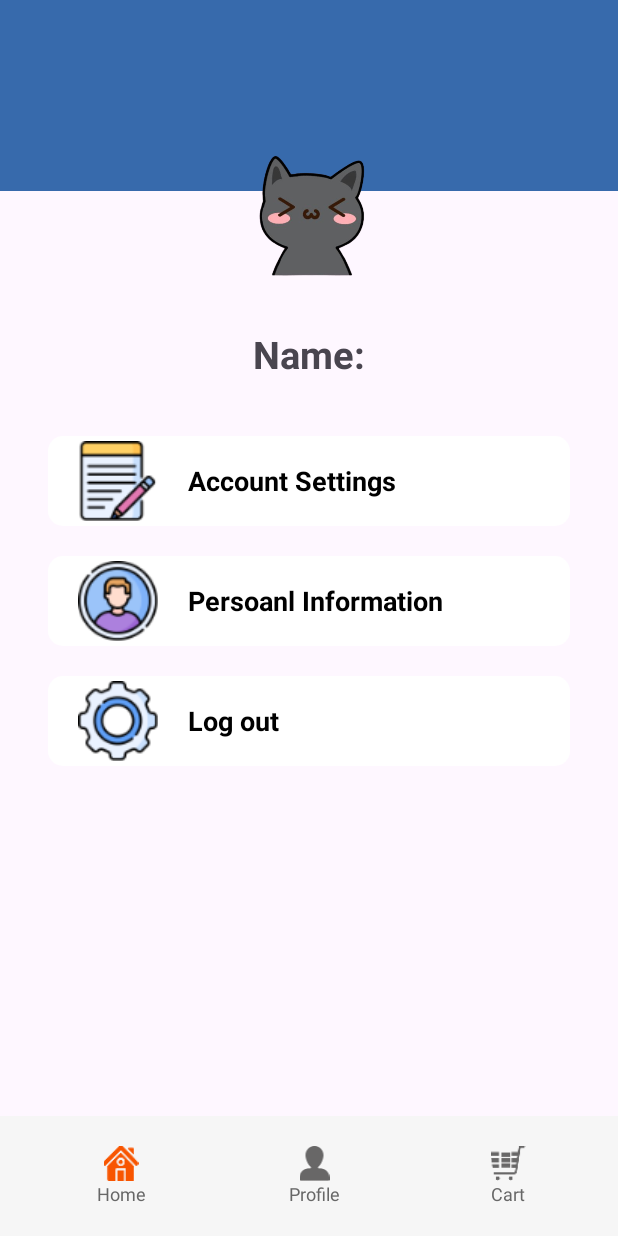
After one commit to a01685958283/PRM392-G4, an Android app: the ProfileActivity screen opened directly, with no data from a screen before it, on a phone screen of 412 x 824 dp. The commit adds this screen. Run offline under Robolectric (Android 15) with nearby library versions, the phone set to English and light mode, and no system bars; 3 statements that could not run were skipped.

Commit message:
add user profile

```diff
--- a/app/src/main/AndroidManifest.xml
+++ b/app/src/main/AndroidManifest.xml
@@ -13,6 +13,9 @@
         android:theme="@style/Theme.TeamPRM392"
         tools:targetApi="31">
         <activity
+            android:name="com.example.Active.ProfileActivity"
+            android:exported="false" />
+        <activity
             android:name="com.example.Active.ShowDetailActivity"
             android:exported="false" />
         <activity
@@ -27,7 +30,6 @@
         <activity
             android:name="com.example.Active.MainActivity"
             android:exported="false" />
-
         <activity
             android:name="com.example.Active.CartActivity"
             android:exported="false" />
--- a/app/src/main/java/com/example/Active/DatabaseHelper.java
+++ b/app/src/main/java/com/example/Active/DatabaseHelper.java
@@ -7,6 +7,8 @@ import android.database.sqlite.SQLiteDatabase;
 import android.database.sqlite.SQLiteOpenHelper;
 
 import androidx.annotation.Nullable;
+
+import com.example.model.User;
 
 public class DatabaseHelper extends SQLiteOpenHelper {
 
@@ -43,11 +45,35 @@ public class DatabaseHelper extends SQLiteOpenHelper {
     public Boolean checkPhone(String phone){
         SQLiteDatabase MyDatabase = this.getWritableDatabase();
         Cursor cursor = MyDatabase.rawQuery("Select * from users where phone = ?", new String[]{phone});
+
         if(cursor.getCount() > 0) {
             return true;
         }else {
             return false;
         }
+    }
+
+    //get user by phoneNumber
+    public User getUserByPhone(String phone) {
+        User user = new User();
+        SQLiteDatabase MyDatabase = this.getWritableDatabase();
+        Cursor cursor = MyDatabase.rawQuery("Select * from users where phone = ?", new String[]{phone});
+
+        if (cursor != null) {
+            if (cursor.moveToFirst()) {
+                do {
+                    String phoneNumber = cursor.getString(cursor.getColumnIndex("phone"));
+
+                    user.setPhoneNumber(phoneNumber);
+
+
+                    // Xử lý dữ liệu theo ý muốn
+                } while (cursor.moveToNext()); // Di chuyển tới dòng tiếp theo (nếu có)
+            }
+            cursor.close();
+        }
+
+        return user;
     }
 
     public Boolean checkPhonePassword(String phone, String password){
--- a/app/src/main/java/com/example/Active/LoginActivity.java
+++ b/app/src/main/java/com/example/Active/LoginActivity.java
@@ -7,6 +7,8 @@ import android.os.Bundle;
 import android.view.View;
 import android.widget.Toast;
 
+import com.example.model.User;
+import com.example.model.UserManager;
 import com.example.teamprm392.databinding.ActivityLoginBinding;
 
 public class LoginActivity extends AppCompatActivity {
@@ -44,6 +46,14 @@ public class LoginActivity extends AppCompatActivity {
                         Toast.makeText(LoginActivity.this, "Login Successfully!", Toast.LENGTH_SHORT).show();
                         Intent intent  = new Intent(getApplicationContext(), IntroActivity.class);
                         startActivity(intent);
+
+                        //set user
+                        User user = databaseHelper.getUserByPhone(phone);
+                        UserManager userManager = new UserManager();
+                        userManager.setUser(user);
+
+
+
                     }else{
                         Toast.makeText(LoginActivity.this, "Invalid Credentials", Toast.LENGTH_SHORT).show();
                     }
--- a/app/src/main/java/com/example/Active/MainActivity.java
+++ b/app/src/main/java/com/example/Active/MainActivity.java
@@ -34,11 +34,19 @@ private RecyclerView recyclerViewCategoryList,recyclerViewPopularlist;
     private void bottomNavigation(){
         LinearLayout homeBtn=findViewById(R.id.homeBtn);
         LinearLayout cartBtn=findViewById(R.id.cartBtn);
+        LinearLayout profileBtn=findViewById(R.id.profileBtn);
 
         homeBtn.setOnClickListener(new View.OnClickListener() {
             @Override
             public void onClick(View v) {
                 startActivity(new Intent(MainActivity.this,MainActivity.class));
+            }
+        });
+
+        profileBtn.setOnClickListener(new View.OnClickListener() {
+            @Override
+            public void onClick(View v) {
+                startActivity(new Intent(MainActivity.this, ProfileActivity.class));
             }
         });
 
@@ -49,6 +57,7 @@ private RecyclerView recyclerViewCategoryList,recyclerViewPopularlist;
             }
         });
     }
+
     private void recyclerViewPopular() {
         LinearLayoutManager linerLayoutManager = new LinearLayoutManager(this,
                 LinearLayoutManager.HORIZONTAL, false);
--- /dev/null
+++ b/app/src/main/java/com/example/Active/ProfileActivity.java
@@ -0,0 +1,75 @@
+package com.example.Active;
+
+import androidx.appcompat.app.AppCompatActivity;
+
+import android.content.Intent;
+import android.os.Bundle;
+import android.view.View;
+import android.widget.LinearLayout;
+import android.widget.TextView;
+
+import com.example.model.User;
+import com.example.model.UserManager;
+import com.example.teamprm392.R;
+
+public class ProfileActivity extends AppCompatActivity {
+
+    DatabaseHelper databaseHelper;
+
+    //set text view
+    TextView phoneNumber;
+    TextView name;
+    TextView address;
+
+    TextView btn_logout;
+
+    private void bottomNavigation(){
+        LinearLayout homeBtn=findViewById(R.id.homeBtn);
+        LinearLayout cartBtn=findViewById(R.id.cartBtn);
+//        LinearLayout profileBtn=findViewById(R.id.profileBtn);
+
+        homeBtn.setOnClickListener(new View.OnClickListener() {
+            @Override
+            public void onClick(View v) {
+                startActivity(new Intent(ProfileActivity.this, MainActivity.class));
+            }
+        });
+
+        cartBtn.setOnClickListener(new View.OnClickListener() {
+            @Override
+            public void onClick(View v) {
+                startActivity(new Intent(ProfileActivity.this, CartActivity.class));
+            }
+        });
+    }
+
+    @Override
+    protected void onCreate(Bundle savedInstanceState) {
+        super.onCreate(savedInstanceState);
+        setContentView(R.layout.activity_profile);
+
+        bottomNavigation();
+
+        //get and show user detail
+        phoneNumber = findViewById(R.id.phone);
+        name = findViewById(R.id.name);
+        address = findViewById(R.id.address);
+        btn_logout = findViewById(R.id.btn_logout);
+
+        UserManager userManager = new UserManager();
+
+        User user = userManager.getUser();
+
+        phoneNumber.setText("Phone number: "+user.getPhoneNumber());
+        name.setText("Name: "+user.getName());
+        address.setText("Address: "+user.getAddress());
+
+        btn_logout.setOnClickListener(new View.OnClickListener() {
+            @Override
+            public void onClick(View v) {
+                userManager.logout();
+                startActivity(new Intent(ProfileActivity.this, LoginActivity.class));
+            }
+        });
+    }
+}
--- /dev/null
+++ b/app/src/main/java/com/example/model/User.java
@@ -0,0 +1,63 @@
+package com.example.model;
+
+public class User {
+    private String phoneNumber;
+
+    private String address;
+
+    private String name;
+
+    private String password;
+
+    public User() {
+    }
+
+    public User(String phoneNumber, String address, String name, String password) {
+        this.phoneNumber = phoneNumber;
+        this.address = address;
+        this.name = name;
+        this.password = password;
+    }
+
+    public String getPhoneNumber() {
+        return phoneNumber;
+    }
+
+    public void setPhoneNumber(String phoneNumber) {
+        this.phoneNumber = phoneNumber;
+    }
+
+    public String getAddress() {
+        return address;
+    }
+
+    public void setAddress(String address) {
+        this.address = address;
+    }
+
+    public String getName() {
+        return name;
+    }
+
+    public void setName(String name) {
+        this.name = name;
+    }
+
+    public String getPassword() {
+        return password;
+    }
+
+    public void setPassword(String password) {
+        this.password = password;
+    }
+
+    @Override
+    public String toString() {
+        return "User{" +
+                "phoneNumber='" + phoneNumber + '\'' +
+                ", address='" + address + '\'' +
+                ", name='" + name + '\'' +
+                ", password='" + password + '\'' +
+                '}';
+    }
+}
--- /dev/null
+++ b/app/src/main/java/com/example/model/UserManager.java
@@ -0,0 +1,18 @@
+package com.example.model;
+
+public class UserManager {
+    private static User currentUser;
+
+    public static void setUser(User user) {
+        currentUser = user;
+    }
+
+    public static User getUser() {
+        return currentUser;
+    }
+
+    public static void logout(){
+        currentUser = null;
+    }
+
+}
--- /dev/null
+++ b/app/src/main/res/drawable/btn_background_1.xml
@@ -0,0 +1,9 @@
+<?xml version="1.0" encoding="utf-8"?>
+<selector xmlns:android="http://schemas.android.com/apk/res/android">
+<item>
+    <shape android:shape="rectangle">
+        <solid android:color="#ffffff"/>
+        <corners android:radius="10dp"/>
+    </shape>
+</item>
+</selector>
--- /dev/null
+++ b/app/src/main/res/drawable/profile_back.xml
@@ -0,0 +1,8 @@
+<?xml version="1.0" encoding="utf-8"?>
+<selector xmlns:android="http://schemas.android.com/apk/res/android">
+    <item>
+        <shape android:shape="rectangle">
+            <solid android:color="#376AAC"/>
+        </shape>
+    </item>
+</selector>
--- a/app/src/main/res/layout/activity_main.xml
+++ b/app/src/main/res/layout/activity_main.xml
@@ -266,6 +266,7 @@
                 </LinearLayout>
 
                 <LinearLayout
+                    android:id="@+id/profileBtn"
                     android:layout_width="0dp"
                     android:layout_height="match_parent"
                     android:layout_weight="0.2"
--- /dev/null
+++ b/app/src/main/res/layout/activity_profile.xml
@@ -0,0 +1,284 @@
+<?xml version="1.0" encoding="utf-8"?>
+<androidx.constraintlayout.widget.ConstraintLayout xmlns:android="http://schemas.android.com/apk/res/android"
+    xmlns:app="http://schemas.android.com/apk/res-auto"
+    xmlns:tools="http://schemas.android.com/tools"
+    android:layout_width="match_parent"
+    android:layout_height="match_parent"
+    tools:context="com.example.Active.ProfileActivity">
+
+    <!--    <TextView-->
+    <!--        android:id="@+id/address"-->
+    <!--        android:layout_width="wrap_content"-->
+    <!--        android:layout_height="wrap_content"-->
+    <!--        android:layout_marginStart="36dp"-->
+    <!--        android:layout_marginTop="148dp"-->
+    <!--        android:background="@drawable/blue_background"-->
+    <!--        android:text="TextView"-->
+    <!--        app:layout_constraintBottom_toBottomOf="@+id/imageView7"-->
+    <!--        app:layout_constraintStart_toStartOf="parent"-->
+    <!--        app:layout_constraintTop_toBottomOf="@+id/name"-->
+    <!--        app:layout_constraintVertical_bias="0.195" />-->
+
+    <!--    <TextView-->
+    <!--        android:id="@+id/name"-->
+    <!--        android:layout_width="wrap_content"-->
+    <!--        android:layout_height="wrap_content"-->
+    <!--        android:layout_marginStart="32dp"-->
+    <!--        android:layout_marginTop="88dp"-->
+    <!--        android:background="@drawable/blue_background"-->
+    <!--        android:text="TextView"-->
+    <!--        app:layout_constraintStart_toStartOf="parent"-->
+    <!--        app:layout_constraintTop_toBottomOf="@+id/phone_view" />-->
+
+    <!--    <TextView-->
+    <!--        android:id="@+id/phone_view"-->
+    <!--        android:layout_width="wrap_content"-->
+    <!--        android:layout_height="wrap_content"-->
+    <!--        android:layout_marginStart="32dp"-->
+    <!--        android:layout_marginTop="232dp"-->
+    <!--        android:background="@drawable/blue_background"-->
+    <!--        android:text="TextView"-->
+    <!--        app:layout_constraintStart_toStartOf="parent"-->
+    <!--        app:layout_constraintTop_toTopOf="@+id/imageView7" />-->
+
+    <!--    <ImageView-->
+    <!--        android:id="@+id/imageView7"-->
+    <!--        android:layout_width="165dp"-->
+    <!--        android:layout_height="151dp"-->
+    <!--        android:layout_marginTop="55dp"-->
+    <!--        android:layout_marginEnd="40dp"-->
+    <!--        android:layout_marginBottom="69dp"-->
+    <!--        app:layout_constraintBottom_toTopOf="@+id/phone_view"-->
+    <!--        app:layout_constraintEnd_toEndOf="parent"-->
+    <!--        app:layout_constraintTop_toTopOf="parent"-->
+    <!--        app:srcCompat="@drawable/blackcutecat" />-->
+
+    <ScrollView
+        android:layout_width="match_parent"
+        android:layout_height="match_parent">
+
+        <LinearLayout
+            android:layout_width="match_parent"
+            android:layout_height="wrap_content"
+            android:orientation="vertical">
+
+            <androidx.constraintlayout.widget.ConstraintLayout
+                android:layout_width="match_parent"
+                android:layout_height="match_parent">
+
+                <ImageView
+                    android:id="@+id/imageView"
+                    android:layout_width="412dp"
+                    android:layout_height="127dp"
+                    android:scaleType="fitXY"
+                    app:layout_constraintEnd_toEndOf="parent"
+                    app:layout_constraintHorizontal_bias="0.0"
+                    app:layout_constraintStart_toStartOf="parent"
+                    app:layout_constraintTop_toTopOf="parent"
+                    app:srcCompat="@drawable/profile_back" />
+
+                <ImageView
+                    android:id="@+id/imageView2"
+                    android:layout_width="150dp"
+                    android:layout_height="150dp"
+                    app:layout_constraintBottom_toBottomOf="@+id/imageView"
+                    app:layout_constraintEnd_toEndOf="parent"
+                    app:layout_constraintHorizontal_bias="0.498"
+                    app:layout_constraintStart_toStartOf="@+id/imageView"
+                    app:layout_constraintTop_toBottomOf="@+id/imageView"
+                    app:layout_constraintVertical_bias="0.8"
+                    app:srcCompat="@drawable/blackcutecat" />
+
+                <TextView
+                    android:id="@+id/name"
+                    android:layout_width="wrap_content"
+                    android:layout_height="wrap_content"
+                    android:layout_marginTop="16dp"
+                    android:text="Name:"
+                    android:textSize="25sp"
+                    android:textStyle="bold"
+
+                    app:layout_constraintEnd_toEndOf="@+id/imageView2"
+                    app:layout_constraintStart_toStartOf="@+id/imageView2"
+                    app:layout_constraintTop_toBottomOf="@+id/imageView2" />
+
+                <TextView
+                    android:id="@+id/textView2"
+                    android:layout_width="wrap_content"
+                    android:layout_height="wrap_content"
+                    android:text=""
+                    android:textSize="20sp"
+                    app:layout_constraintEnd_toEndOf="@+id/name"
+                    app:layout_constraintStart_toStartOf="@+id/name"
+                    app:layout_constraintTop_toBottomOf="@+id/name" />
+
+                <LinearLayout
+                    android:layout_width="match_parent"
+                    android:layout_height="match_parent"
+                    android:orientation="vertical"
+                    app:layout_constraintBottom_toBottomOf="parent"
+                    app:layout_constraintEnd_toEndOf="parent"
+                    app:layout_constraintHorizontal_bias="1.0"
+                    app:layout_constraintStart_toStartOf="parent"
+                    app:layout_constraintTop_toBottomOf="@+id/textView2"
+                    app:layout_constraintVertical_bias="0.0">
+
+
+                    <TextView
+                        android:id="@+id/address"
+                        style="@android:style/Widget.Button"
+                        android:layout_width="match_parent"
+                        android:layout_height="60dp"
+                        android:layout_marginStart="32dp"
+                        android:layout_marginTop="10dp"
+                        android:layout_marginEnd="32dp"
+                        android:layout_marginBottom="10dp"
+                        android:background="@drawable/btn_background_1"
+                        android:drawableStart="@drawable/ic_2"
+                        android:drawablePadding="20dp"
+                        android:paddingStart="20dp"
+                        android:text="Account Settings"
+                        android:textAlignment="viewStart"
+                        android:textSize="18sp"
+                        android:textStyle="bold" />
+
+                    <TextView
+                        android:id="@+id/phone"
+                        style="@android:style/Widget.Button"
+                        android:layout_width="match_parent"
+                        android:layout_height="60dp"
+                        android:layout_marginStart="32dp"
+                        android:layout_marginTop="10dp"
+                        android:layout_marginEnd="32dp"
+                        android:layout_marginBottom="10dp"
+                        android:background="@drawable/btn_background_1"
+                        android:drawableStart="@drawable/ic_3"
+                        android:drawablePadding="20dp"
+                        android:paddingStart="20dp"
+                        android:text="Persoanl Information"
+                        android:textAlignment="viewStart"
+                        android:textSize="18sp"
+                        android:textStyle="bold" />
+
+
+                    <TextView
+                        android:id="@+id/btn_logout"
+                        style="@android:style/Widget.Button"
+                        android:layout_width="match_parent"
+                        android:layout_height="60dp"
+                        android:layout_marginStart="32dp"
+                        android:layout_marginTop="10dp"
+                        android:layout_marginEnd="32dp"
+                        android:layout_marginBottom="10dp"
+                        android:background="@drawable/btn_background_1"
+                        android:drawableStart="@drawable/ic_1"
+                        android:drawablePadding="20dp"
+                        android:paddingStart="20dp"
+                        android:text="Log out"
+                        android:textAlignment="viewStart"
+                        android:textSize="18sp"
+                        android:textStyle="bold" />
+
+
+                </LinearLayout>
+            </androidx.constraintlayout.widget.ConstraintLayout>
+        </LinearLayout>
+    </ScrollView>
+
+    <com.google.android.material.bottomappbar.BottomAppBar
+        android:id="@+id/app_bar"
+        android:layout_width="match_parent"
+        android:layout_height="wrap_content"
+        android:layout_gravity="bottom"
+        android:backgroundTint="#f6f6f6"
+        app:fabCradleMargin="8dp"
+        app:fabCradleRoundedCornerRadius="50dp"
+        app:fabCradleVerticalOffset="6dp"
+        app:layout_constraintBottom_toBottomOf="parent"
+        app:layout_constraintEnd_toEndOf="parent"
+        app:layout_constraintHorizontal_bias="0.0"
+        app:layout_constraintStart_toStartOf="parent"
+        app:layout_constraintTop_toBottomOf="@+id/address"
+        app:layout_constraintVertical_bias="1.0">
+
+        <LinearLayout
+            android:layout_width="match_parent"
+            android:layout_height="match_parent"
+            android:orientation="horizontal">
+
+            <LinearLayout
+                android:id="@+id/homeBtn"
+                android:layout_width="0dp"
+                android:layout_height="match_parent"
+                android:layout_weight="0.2"
+                android:orientation="vertical">
+
+                <ImageView
+                    android:id="@+id/imageHome"
+                    android:layout_width="match_parent"
+                    android:layout_height="wrap_content"
+                    android:layout_weight="1"
+                    app:srcCompat="@drawable/bottom_btn1" />
+
+                <TextView
+                    android:id="@+id/textHome"
+                    android:layout_width="match_parent"
+                    android:layout_height="wrap_content"
+                    android:text="Home"
+                    android:textAlignment="center"
+                    android:textColor="#676767"
+                    android:textSize="12sp" />
+            </LinearLayout>
+
+            <LinearLayout
+                android:id="@+id/profileBtn"
+                android:layout_width="0dp"
+                android:layout_height="match_parent"
+                android:layout_weight="0.2"
+                android:orientation="vertical">
+
+                <ImageView
+                    android:id="@+id/imageProfile"
+                    android:layout_width="match_parent"
+                    android:layout_height="wrap_content"
+                    app:srcCompat="@drawable/bottom_btn2" />
+
+                <TextView
+                    android:id="@+id/textProfile"
+                    android:layout_width="match_parent"
+                    android:layout_height="wrap_content"
+                    android:text="Profile"
+                    android:textAlignment="center"
+                    android:textColor="#676767"
+                    android:textSize="12sp" />
+            </LinearLayout>
+
+            <LinearLayout
+                android:id="@+id/cartBtn"
+                android:layout_width="0dp"
+                android:layout_height="match_parent"
+                android:layout_weight="0.2"
+                android:orientation="vertical"
+                android:visibility="visible">
+
+                <ImageView
+                    android:id="@+id/imageCart"
+                    android:layout_width="match_parent"
+                    android:layout_height="wrap_content"
+                    android:layout_weight="1"
+                    app:srcCompat="@drawable/bottom_btn5" />
+
+                <TextView
+                    android:id="@+id/textCart"
+                    android:layout_width="match_parent"
+                    android:layout_height="wrap_content"
+                    android:text="Cart"
+                    android:textAlignment="center"
+                    android:textColor="#676767"
+                    android:textSize="12sp" />
+            </LinearLayout>
+
+        </LinearLayout>
+    </com.google.android.material.bottomappbar.BottomAppBar>
+
+</androidx.constraintlayout.widget.ConstraintLayout>
```
Also changed, not shown: app/src/main/res/drawable/ic_1.png (added), app/src/main/res/drawable/ic_2.png (added), app/src/main/res/drawable/ic_3.png (added), app/src/main/res/drawable/ic_4.png (added), app/src/main/res/drawable/ic_5.png (added), app/src/main/res/drawable/top_background.png (added).
